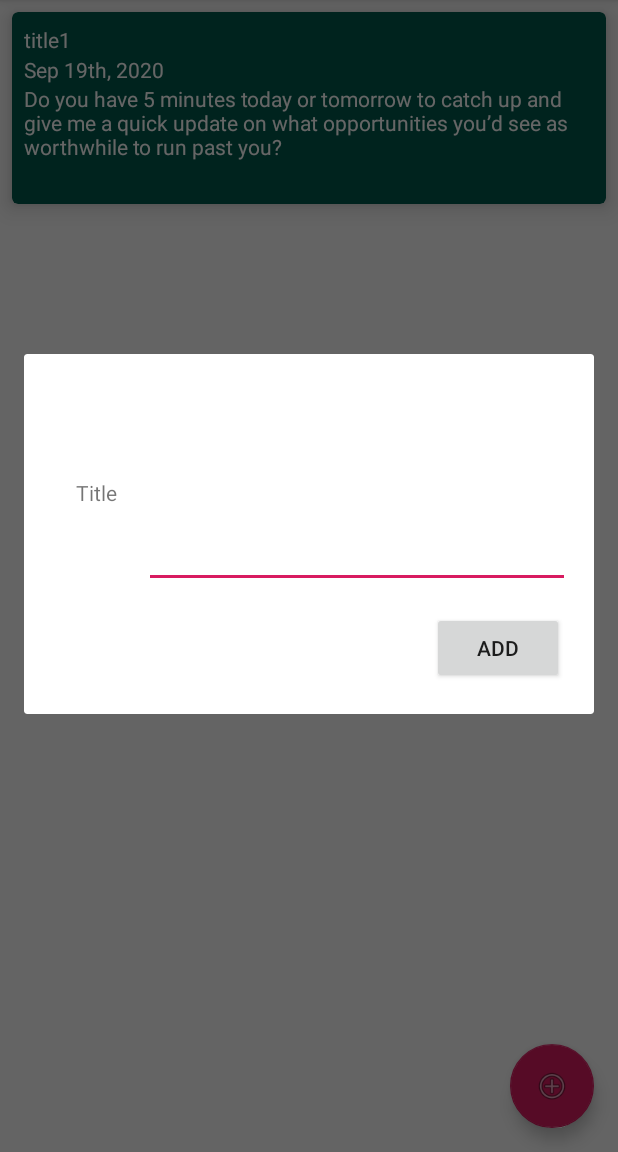
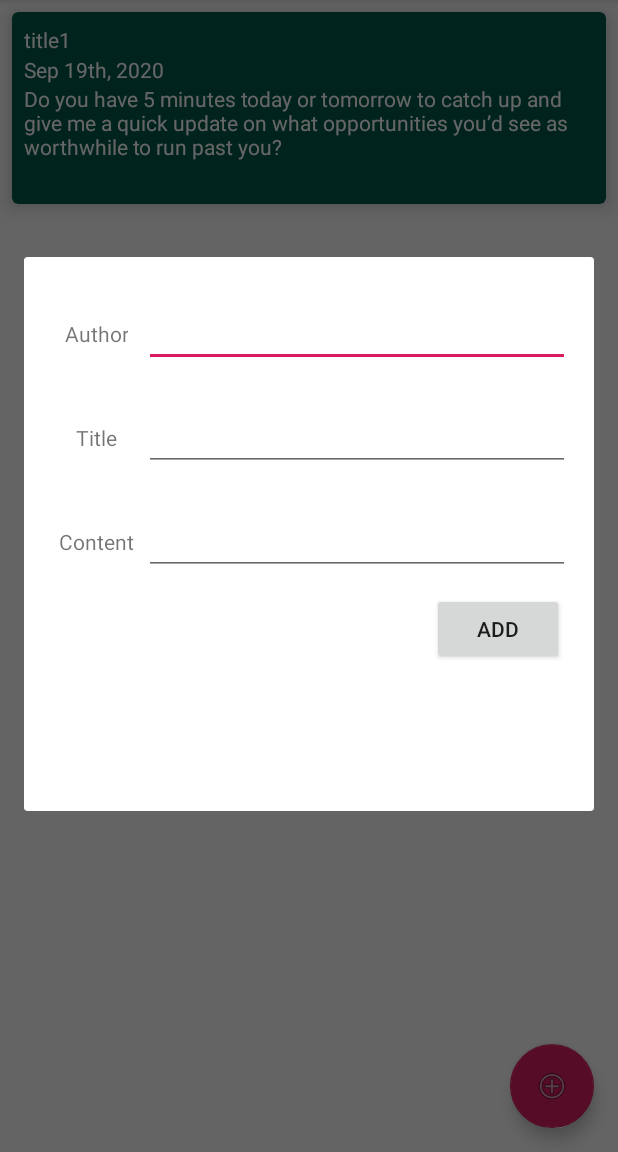
Before and after one commit to HuaiYuanMike/news-feed-exploration, an Android app: the screen it shows after launch (MainActivity), after a tap on "Add New Notes", on a phone screen of 412 x 824 dp, the part 84-1236 px from its top. Run offline under Robolectric (Android 15) with nearby library versions, the phone set to English and light mode, and no system bars; our stand-ins replace Dagger/Hilt's generated code, Room's generated code.

Commit message:
Complete edit note page functionality.

```diff
--- a/app/build.gradle
+++ b/app/build.gradle
@@ -25,6 +25,8 @@ android {
                         "room.expandProjection":"true"]
             }
         }
+
+        kotlinOptions { jvmTarget = '1.8' }
     }
     buildTypes {
         debug {
@@ -51,6 +53,7 @@ dependencies {
     implementation "androidx.coordinatorlayout:coordinatorlayout:1.1.0"
     implementation "androidx.recyclerview:recyclerview:1.1.0"
     implementation "androidx.cardview:cardview:1.0.0"
+    implementation "androidx.fragment:fragment-ktx:1.2.5"
 
     // Lifecycle ktx
     def lifecycle_version = "2.2.0"
--- a/app/src/main/java/com/example/newsFeed/editnote/presentation/EditNoteFragment.kt
+++ b/app/src/main/java/com/example/newsFeed/editnote/presentation/EditNoteFragment.kt
@@ -1,24 +1,21 @@
 package com.example.newsFeed.editnote.presentation
 
 import android.os.Bundle
+import android.util.Log
 import android.view.LayoutInflater
 import android.view.View
 import android.view.ViewGroup
 import android.view.WindowManager
 import android.widget.Button
+import android.widget.EditText
 import androidx.fragment.app.DialogFragment
-import androidx.lifecycle.ViewModelProvider
+import androidx.fragment.app.viewModels
 import com.example.newsFeed.R
 import com.example.newsFeed.mainFeed.data.Note
 
 class EditNoteFragment : DialogFragment() {
 
-    private lateinit var editNoteViewModel: EditNoteViewModel
-
-    override fun onCreate(savedInstanceState: Bundle?) {
-        super.onCreate(savedInstanceState)
-        editNoteViewModel = ViewModelProvider(this).get(EditNoteViewModel::class.java)
-    }
+    private val editNoteViewModel: EditNoteViewModel by viewModels()
 
     override fun onCreateView(
         inflater: LayoutInflater,
@@ -31,9 +28,14 @@ class EditNoteFragment : DialogFragment() {
     override fun onViewCreated(view: View, savedInstanceState: Bundle?) {
         super.onViewCreated(view, savedInstanceState)
         view.findViewById<Button>(R.id.confirm_button).setOnClickListener {
-            // TODO retrieve data and populate it into a note
-            val note = Note(12345, "test title", "test author", "This is a test content of a test note.")
+            val id = System.currentTimeMillis().toInt()
+            val title = view.findViewById<EditText>(R.id.title_text).text.toString()
+            val author = view.findViewById<EditText>(R.id.author_text).text.toString()
+            val content = view.findViewById<EditText>(R.id.content_text).text.toString()
+
+            val note = Note(id, title, author, content)
             editNoteViewModel.insertNote(note)
+            Log.d(this.javaClass.simpleName, "Note created with id: $id")
             dialog?.dismiss()
         }
     }
--- a/app/src/main/java/com/example/newsFeed/editnote/presentation/EditNoteViewModel.kt
+++ b/app/src/main/java/com/example/newsFeed/editnote/presentation/EditNoteViewModel.kt
@@ -1,5 +1,6 @@
 package com.example.newsFeed.editnote.presentation
 
+import androidx.lifecycle.SavedStateHandle
 import androidx.lifecycle.ViewModel
 import androidx.lifecycle.viewModelScope
 import com.example.newsFeed.NewsFeedApplication
@@ -8,7 +9,7 @@ import com.example.newsFeed.mainFeed.domain.NoteUseCase
 import kotlinx.coroutines.launch
 import javax.inject.Inject
 
-class EditNoteViewModel : ViewModel() {
+class EditNoteViewModel(val state: SavedStateHandle) : ViewModel() {
 
     @Inject
     lateinit var noteUseCase: NoteUseCase
--- a/app/src/main/java/com/example/newsFeed/mainFeed/presentation/MainFeedFragment.kt
+++ b/app/src/main/java/com/example/newsFeed/mainFeed/presentation/MainFeedFragment.kt
@@ -79,7 +79,7 @@ class MainFeedFragment : Fragment() {
 
         fab.setOnClickListener {
             EditNoteFragment()
-                .show(fragmentManager!!, EditNoteFragment::class.simpleName)
+                .show(requireFragmentManager(), EditNoteFragment::class.simpleName)
         }
 
         initToolbar(view)
--- a/app/src/main/res/layout/fragment_edit_note_dialog.xml
+++ b/app/src/main/res/layout/fragment_edit_note_dialog.xml
@@ -13,26 +13,73 @@
             app:layout_constraintGuide_begin="@dimen/edit_note_item_title_guideline" />
 
     <TextView
-            android:id="@+id/title_text"
+            android:id="@+id/author_title"
             android:layout_width="wrap_content"
             android:layout_height="wrap_content"
             android:padding="@dimen/edit_note_title_padding"
             android:gravity="center"
-            android:text="@string/edit_note_title"
+            android:text="@string/edit_note_author_title"
             app:layout_constraintLeft_toLeftOf="parent"
             app:layout_constraintRight_toLeftOf="@id/vertical_guideline"
-            app:layout_constraintTop_toTopOf="@id/title_edit_text"
-            app:layout_constraintBottom_toBottomOf="@id/title_edit_text"/>
+            app:layout_constraintTop_toTopOf="@id/author_text"
+            app:layout_constraintBottom_toBottomOf="@id/author_text"/>
 
     <EditText
-            android:id="@+id/title_edit_text"
+            android:id="@+id/author_text"
             android:layout_width="0dp"
-            android:layout_height="@dimen/edit_note_edit_view_height"
+            android:layout_height="wrap_content"
+            android:minHeight="@dimen/edit_note_item_min_height"
+            android:layout_marginVertical="12dp"
+            app:layout_constraintBottom_toTopOf="@id/title_text"
+            app:layout_constraintLeft_toRightOf="@id/vertical_guideline"
+            app:layout_constraintRight_toRightOf="parent"
+            app:layout_constraintTop_toTopOf="parent" />
+
+    <TextView
+            android:id="@+id/title_title"
+            android:layout_width="wrap_content"
+            android:layout_height="wrap_content"
+            android:padding="@dimen/edit_note_title_padding"
+            android:gravity="center"
+            android:text="@string/edit_note_title_title"
+            app:layout_constraintLeft_toLeftOf="parent"
+            app:layout_constraintRight_toLeftOf="@id/vertical_guideline"
+            app:layout_constraintTop_toTopOf="@id/title_text"
+            app:layout_constraintBottom_toBottomOf="@id/title_text"/>
+
+    <EditText
+            android:id="@+id/title_text"
+            android:layout_width="0dp"
+            android:layout_height="wrap_content"
+            android:minHeight="@dimen/edit_note_item_min_height"
+            android:layout_marginVertical="12dp"
+            app:layout_constraintBottom_toTopOf="@id/content_text"
+            app:layout_constraintLeft_toRightOf="@id/vertical_guideline"
+            app:layout_constraintRight_toRightOf="parent"
+            app:layout_constraintTop_toBottomOf="@id/author_text" />
+
+    <TextView
+            android:id="@+id/content_title"
+            android:layout_width="wrap_content"
+            android:layout_height="wrap_content"
+            android:padding="@dimen/edit_note_title_padding"
+            android:gravity="center"
+            android:text="@string/edit_note_content_title"
+            app:layout_constraintLeft_toLeftOf="parent"
+            app:layout_constraintRight_toLeftOf="@id/vertical_guideline"
+            app:layout_constraintTop_toTopOf="@id/content_text"
+            app:layout_constraintBottom_toBottomOf="@id/content_text"/>
+
+    <EditText
+            android:id="@+id/content_text"
+            android:layout_width="0dp"
+            android:layout_height="wrap_content"
+            android:minHeight="@dimen/edit_note_item_min_height"
             android:layout_marginVertical="12dp"
             app:layout_constraintBottom_toTopOf="@id/confirm_button"
             app:layout_constraintLeft_toRightOf="@id/vertical_guideline"
             app:layout_constraintRight_toRightOf="parent"
-            app:layout_constraintTop_toBottomOf="@id/title_edit_text" />
+            app:layout_constraintTop_toBottomOf="@id/title_text" />
 
     <Button
             android:id="@+id/confirm_button"
@@ -42,7 +89,7 @@
             android:text="@string/edit_note_confirm_button"
             app:layout_constraintBottom_toBottomOf="parent"
             app:layout_constraintRight_toRightOf="parent"
-            app:layout_constraintTop_toBottomOf="@id/title_edit_text" />
+            app:layout_constraintTop_toBottomOf="@id/title_text" />
 
 
 </androidx.constraintlayout.widget.ConstraintLayout>
--- a/app/src/main/res/values/dimens.xml
+++ b/app/src/main/res/values/dimens.xml
@@ -8,6 +8,7 @@
     <dimen name="edit_note_title_padding">4dp</dimen>
     <dimen name="edit_note_edit_view_width">256dp</dimen>
     <dimen name="edit_note_edit_view_height">128dp</dimen>
+    <dimen name="edit_note_item_min_height">24dp</dimen>
     <dimen name="edit_note_item_title_guideline">64dp</dimen>
     <dimen name="edit_note_btn_margin">4dp</dimen>
 
--- a/app/src/main/res/values/strings.xml
+++ b/app/src/main/res/values/strings.xml
@@ -2,5 +2,7 @@
     <string name="app_name">Feed Explore</string>
     <string name="action_btn_add_note">Add New Notes</string>
     <string name="edit_note_confirm_button">Add</string>
-    <string name="edit_note_title">Title</string>
+    <string name="edit_note_title_title">Title</string>
+    <string name="edit_note_content_title">Content</string>
+    <string name="edit_note_author_title">Author</string>
 </resources>
```
